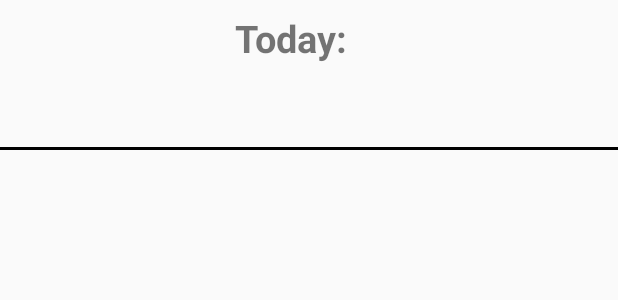
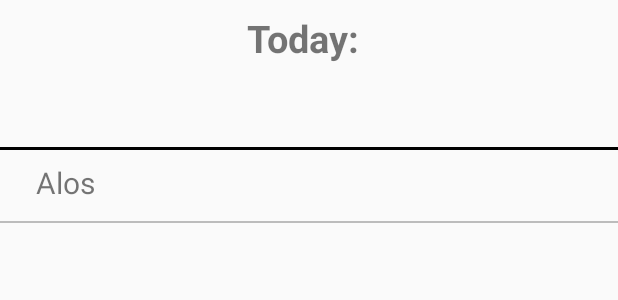
Before and after one commit to yshahak/Jalendar, an Android app: the layout activity_day_details.xml on its own in the app's theme, with its tools: preview values and no code run, on a phone screen of 412 x 824 dp. Shown: the top 300 px of the screen. Run offline under Robolectric (Android 15) with nearby library versions, the phone set to English and light mode, and no system bars.

Commit message:
more day details

```diff
--- a/app/src/main/java/com/thedroidboy/jalendar/model/DayTimes.kt
+++ b/app/src/main/java/com/thedroidboy/jalendar/model/DayTimes.kt
@@ -1,4 +1,6 @@
 package com.thedroidboy.jalendar.model
+
+
 
 /**
  * Created by Yaakov Shahak
@@ -18,7 +20,7 @@ class DayTimes(val location: String,
                val sunset: Long,
                val dusk: Long) {
 
-//    private val iconId: Int = 0
+    //    private val iconId: Int = 0
 //    private val dayTitle: String? = null
 //    private val dayOfWeek: String? = null
 //    private val dayOfMonth: String? = null
@@ -32,4 +34,5 @@ class DayTimes(val location: String,
 //    private val tzetShabbat72:
 //    private val isShabbat: Boolean = false
 
+
 }
--- /dev/null
+++ b/app/src/main/java/com/thedroidboy/jalendar/views/RowDayDetails.java
@@ -0,0 +1,68 @@
+package com.thedroidboy.jalendar.views;
+
+import android.content.Context;
+import android.content.res.TypedArray;
+import android.databinding.BindingAdapter;
+import android.support.annotation.Nullable;
+import android.util.AttributeSet;
+import android.widget.LinearLayout;
+import android.widget.TextView;
+
+import com.thedroidboy.jalendar.R;
+
+import java.util.Calendar;
+import java.util.Date;
+import java.util.Locale;
+
+
+/**
+ * Created by Yaakov Shahak
+ * on 26/03/2018.
+ */
+
+public class RowDayDetails extends LinearLayout {
+    private String mHeader, rowValue;
+    private TextView headerTextView, valueTextView;
+
+    public RowDayDetails(Context context, @Nullable AttributeSet attrs) {
+        super(context, attrs);
+        init(context, attrs);
+    }
+
+    public RowDayDetails(Context context, @Nullable AttributeSet attrs, int defStyleAttr) {
+        super(context, attrs, defStyleAttr);
+        init(context, attrs);
+    }
+
+    private void init(Context context, AttributeSet attrs){
+        setOrientation(VERTICAL);
+        inflate(getContext(), R.layout.row_day_details, this);
+        TypedArray a = context.getTheme().obtainStyledAttributes(
+                attrs,
+                R.styleable.RowDayDetails,
+                0, 0);
+
+        try {
+            mHeader = a.getString(R.styleable.RowDayDetails_header);
+            rowValue = a.getString(R.styleable.RowDayDetails_row_value);
+        } finally {
+            a.recycle();
+        }
+        headerTextView = findViewById(R.id.row_text_header);
+        headerTextView.setText(mHeader);
+        valueTextView = findViewById(R.id.row_text_value);
+        valueTextView.setText(rowValue);
+    }
+
+    @BindingAdapter("bind:row_value")
+    public static void bindRowValue(RowDayDetails view, Long time) {
+        Calendar calendar = Calendar.getInstance();
+        calendar.setTime(new Date(time));
+        view.setRowValue(String.format(Locale.getDefault(), "%02d:%02d", calendar.get(Calendar.HOUR_OF_DAY), calendar.get(Calendar.MINUTE)));
+    }
+
+    public void setRowValue(String rowValue) {
+        this.rowValue = rowValue;
+        valueTextView.setText(rowValue);
+    }
+}
--- /dev/null
+++ b/app/src/main/res/color/radio_selector.xml
@@ -0,0 +1,5 @@
+<selector xmlns:android="http://schemas.android.com/apk/res/android">
+    <item android:state_pressed="true" android:color="@color/blue"/>
+    <item android:state_checked="true" android:color="@color/blue"/>
+    <item android:color="@android:color/darker_gray"/>
+</selector>
--- a/app/src/main/res/layout/activity_day_details.xml
+++ b/app/src/main/res/layout/activity_day_details.xml
@@ -1,11 +1,12 @@
 <?xml version="1.0" encoding="utf-8"?>
-<layout xmlns:android="http://schemas.android.com/apk/res/android"
-    xmlns:app="http://schemas.android.com/apk/res-auto">
+<layout
+    xmlns:android="http://schemas.android.com/apk/res/android"
+    xmlns:bind="http://schemas.android.com/apk/res-auto">
 
     <data>
         <variable
             name="dayTimes"
-            type="com.thedroidboy.jalendar.model.DayTimes"/>
+            type="com.thedroidboy.jalendar.model.DayTimes" />
     </data>
 
     <LinearLayout xmlns:tools="http://schemas.android.com/tools"
@@ -14,10 +15,15 @@
         android:orientation="vertical"
         tools:context="com.thedroidboy.jalendar.activities.DayDetailsActivity">
 
-    <include layout="@layout/row_today"
-        android:id="@+id/row_today"
-        app:dayTimes="@{dayTimes}"/>
+        <include
+            android:id="@+id/row_today"
+            layout="@layout/row_today"
+            bind:dayTimes="@{dayTimes}" />
 
-
+        <com.thedroidboy.jalendar.views.RowDayDetails
+            android:layout_width="match_parent"
+            android:layout_height="wrap_content"
+            bind:header="@string/col_header_alos"
+            bind:row_value="@{dayTimes.alos}"/>
     </LinearLayout>
 </layout>
--- a/app/src/main/res/layout/row_day_details.xml
+++ b/app/src/main/res/layout/row_day_details.xml
@@ -1,14 +1,11 @@
 <?xml version="1.0" encoding="utf-8"?>
-<LinearLayout xmlns:android="http://schemas.android.com/apk/res/android"
-    android:layout_width="match_parent"
-    android:layout_height="wrap_content"
-    android:orientation="vertical">
+<merge xmlns:android="http://schemas.android.com/apk/res/android" >
 
     <LinearLayout
+        style="@style/direction"
         android:layout_width="match_parent"
         android:layout_height="match_parent"
-        android:orientation="horizontal"
-        style="@style/direction">
+        android:orientation="horizontal">
 
 
         <TextView
@@ -25,7 +22,6 @@
             android:layout_height="wrap_content"
             android:layout_weight="3" />
 
-
     </LinearLayout>
 
     <View
@@ -34,4 +30,4 @@
         android:layout_marginTop="4dp"
         android:background="@color/saparate" />
 
-</LinearLayout>
+</merge>
--- /dev/null
+++ b/app/src/main/res/values-v21/styles.xml
@@ -0,0 +1,25 @@
+<resources>
+
+
+    <!-- Base application theme. -->
+    <style name="AppTheme" parent="Theme.AppCompat.Light.DarkActionBar">
+        <!-- Customize your theme here. -->
+        <item name="colorPrimary">@color/colorPrimary</item>
+        <item name="colorPrimaryDark">@color/colorPrimaryDark</item>
+        <item name="colorAccent">@color/colorAccent</item>
+        <item name="windowActionBar">false</item>
+        <item name="windowNoTitle">true</item>
+        <item name="android:spinnerDropDownItemStyle">@style/mySpinnerItemStyle</item>
+        <item name="android:spinnerItemStyle">@style/mySpinnerItemStyle</item>
+        <item name="android:windowDrawsSystemBarBackgrounds">true</item>
+        <item name="android:navigationBarColor">@color/notif_bg</item>
+    </style>
+
+
+    <style name="AppTheme.NoActionBar">
+        <item name="windowActionBar">false</item>
+        <item name="windowNoTitle">true</item>
+        <item name="android:windowDrawsSystemBarBackgrounds">true</item>
+        <item name="android:statusBarColor">@android:color/transparent</item>
+    </style>
+</resources>
--- a/app/src/main/res/values/attrs.xml
+++ b/app/src/main/res/values/attrs.xml
@@ -3,4 +3,8 @@
     <declare-styleable name="MonthGridLayout">
         <attr name="bindDays" format="boolean" />
     </declare-styleable>
+    <declare-styleable name="RowDayDetails">
+        <attr name="header" format="string"/>
+        <attr name="row_value" format="string"/>
+    </declare-styleable>
 </resources>
--- a/app/src/main/res/values/colors.xml
+++ b/app/src/main/res/values/colors.xml
@@ -26,6 +26,12 @@
     <color name="month_today_bgcolor">#FFFFFFFF</color>
     <color name="month_bgcolor">#FFE5E5E5</color>
 
+
+    <color name="blue">#2196F3</color>
+    <color name="green">#39B54A</color>
+    <color name="colorGrayText">#a5a5a5</color>
     <color name="saparate">#40000000</color>
+    <color name="text_bg">#40AFAFAF</color>
+    <color name="notif_bg">#40000000</color>
 
 </resources>
```
Also changed, not shown: 1 other file.
